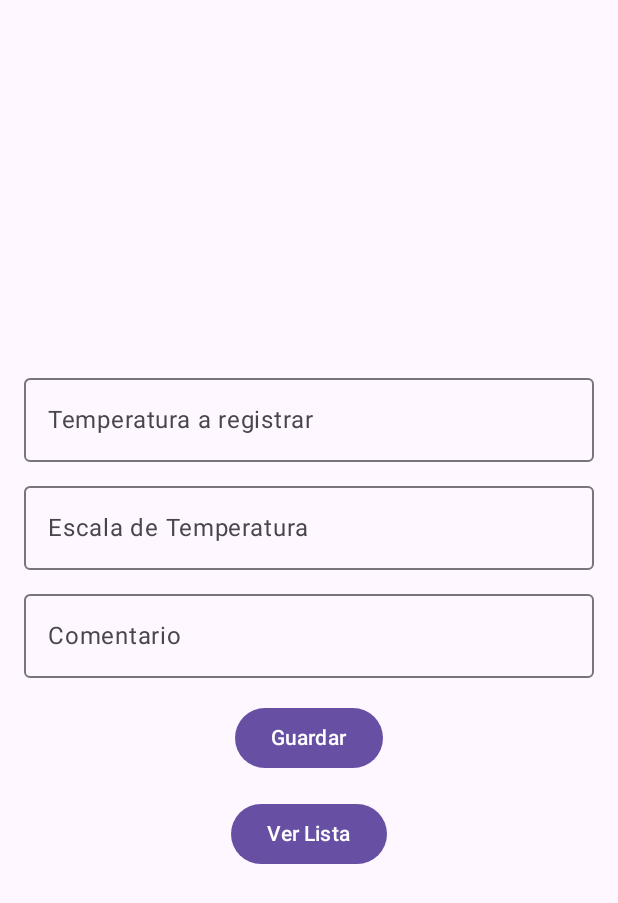
After one commit to limpker10/ProyectoFinalDANP, an Android app built with Jetpack Compose: the HomeScreen screen opened through its navigation route, on a phone screen of 412 x 824 dp. The commit adds this screen. Shown: the top 903 px of the screen. Run offline under Robolectric (Android 15) with nearby library versions, the phone set to English and light mode, and no system bars; our stand-ins replace Firebase (no records; nobody signed in at launch, a user with empty details on screens opened directly), livedata-compose.

Commit message:
finalizando integracion pagination al proyecto

```diff
--- a/app/src/main/java/com/unsa/edu/proyectofinaldanp/ui/navigation/login/LoginApplication.kt
+++ b/app/src/main/java/com/unsa/edu/proyectofinaldanp/ui/navigation/login/LoginApplication.kt
@@ -4,6 +4,10 @@ import androidx.compose.runtime.Composable
 import androidx.navigation.compose.NavHost
 import androidx.navigation.compose.composable
 import androidx.navigation.compose.rememberNavController
+import com.unsa.edu.proyectofinaldanp.ui.pagination.views.DataItemScreen
+import com.unsa.edu.proyectofinaldanp.ui.pagination.views.DataItemViewModel
+import com.unsa.edu.proyectofinaldanp.ui.pagination.views.HomeScreen
+import com.unsa.edu.proyectofinaldanp.ui.pagination.views.HomeViewModel
 import com.unsa.edu.proyectofinaldanp.ui.screens.login.LoginScreen
 import com.unsa.edu.proyectofinaldanp.ui.screens.login.LoginViewModel
 import com.unsa.edu.proyectofinaldanp.ui.screens.register.RegisterScreen
@@ -18,5 +22,8 @@ fun LoginApplication(){
         composable("login_page", content = { LoginScreen(LoginViewModel(), navController = navController) })
         composable("register_page", content = { RegisterScreen(RegisterViewModel(), navController = navController) })
         composable("reset_page", content = { ResetScreen(navController = navController) })
+        composable("Home_page", content = { HomeScreen(HomeViewModel(),navController = navController) })
+        composable("TempList", content = { DataItemScreen(DataItemViewModel())})
+
     })
 }
--- /dev/null
+++ b/app/src/main/java/com/unsa/edu/proyectofinaldanp/ui/pagination/views/HomeScreen.kt
@@ -0,0 +1,101 @@
+package com.unsa.edu.proyectofinaldanp.ui.pagination.views
+
+import android.widget.Toast
+import androidx.compose.foundation.layout.Arrangement
+import androidx.compose.foundation.layout.Column
+import androidx.compose.foundation.layout.fillMaxSize
+import androidx.compose.foundation.layout.fillMaxWidth
+import androidx.compose.foundation.layout.padding
+import androidx.compose.material3.Button
+import androidx.compose.material3.ExperimentalMaterial3Api
+import androidx.compose.material3.OutlinedTextField
+import androidx.compose.material3.Text
+import androidx.compose.runtime.Composable
+import androidx.compose.runtime.collectAsState
+import androidx.compose.runtime.getValue
+import androidx.compose.runtime.mutableStateOf
+import androidx.compose.runtime.remember
+import androidx.compose.runtime.setValue
+import androidx.compose.ui.Alignment
+import androidx.compose.ui.Modifier
+import androidx.compose.ui.platform.LocalContext
+import androidx.compose.ui.unit.dp
+import androidx.navigation.NavHostController
+
+@OptIn(ExperimentalMaterial3Api::class)
+@Composable
+fun HomeScreen(
+    homeViewModel: HomeViewModel,
+    navController: NavHostController
+){
+    val showToast by homeViewModel.showToast.collectAsState()
+    ToastOnBooleanChange(
+        showToast = showToast,
+        message = "¡Se agrego un nuevo Parametro!"
+    )
+
+    Column(
+        modifier = Modifier
+            .padding(16.dp)
+            .fillMaxSize(),
+        verticalArrangement = Arrangement.Center,
+        horizontalAlignment = Alignment.CenterHorizontally
+    ) {
+        var valor by remember { mutableStateOf("") }
+        var grado by remember { mutableStateOf("") }
+        var comentario by remember { mutableStateOf("") }
+
+        OutlinedTextField(
+            value = valor,
+            onValueChange = { valor = it },
+            label = { Text("Temperatura a registrar") },
+            modifier = Modifier
+                .fillMaxWidth()
+                .padding(bottom = 8.dp)
+        )
+
+        OutlinedTextField(
+            value = grado,
+            onValueChange = { grado = it },
+            label = { Text("Escala de Temperatura") },
+            modifier = Modifier
+                .fillMaxWidth()
+                .padding(bottom = 8.dp)
+        )
+
+        OutlinedTextField(
+            value = comentario,
+            onValueChange = { comentario = it },
+            label = { Text("Comentario") },
+            modifier = Modifier.fillMaxWidth()
+        )
+
+        Button(
+            onClick = {
+                homeViewModel.addItem(valor, grado,comentario)
+            },
+            modifier = Modifier.padding(top = 16.dp)
+        ) {
+            Text("Guardar")
+        }
+
+        Button(
+            onClick = {
+                navController.navigate("TempList")
+            },
+            modifier = Modifier.padding(top = 16.dp)
+        ) {
+            Text("Ver Lista")
+        }
+    }
+}
+
+@Composable
+fun ToastOnBooleanChange(
+    showToast: Boolean,
+    message: String
+) {
+    if (showToast) {
+        Toast.makeText(LocalContext.current, message, Toast.LENGTH_SHORT).show()
+    }
+}
--- /dev/null
+++ b/app/src/main/java/com/unsa/edu/proyectofinaldanp/ui/pagination/views/HomeViewModel.kt
@@ -0,0 +1,41 @@
+package com.unsa.edu.proyectofinaldanp.ui.pagination.views
+
+import com.unsa.edu.proyectofinaldanp.ui.pagination.models.ApiService
+import kotlinx.coroutines.CoroutineScope
+import kotlinx.coroutines.Dispatchers
+import kotlinx.coroutines.Job
+import kotlinx.coroutines.flow.MutableStateFlow
+import kotlinx.coroutines.flow.StateFlow
+import kotlinx.coroutines.flow.asStateFlow
+import kotlinx.coroutines.launch
+import kotlinx.coroutines.withContext
+
+class HomeViewModel {
+
+    private val _showToast = MutableStateFlow(false)
+    private val viewModelJob = Job()
+    private val viewModelScope = CoroutineScope(Dispatchers.Main + viewModelJob)
+    val showToast: StateFlow<Boolean> = _showToast.asStateFlow()
+    fun addItem(temperature: String, unit: String, comentario: String) {
+        viewModelScope.launch {
+            try {
+                withContext(Dispatchers.IO) {
+                    // Llamar a la función suspend
+                    addItemSuspend(temperature.toDouble(), unit, comentario)
+                }
+                // La llamada se realizó con éxito
+                triggerToast()
+
+            } catch (e: Exception) {
+                e.printStackTrace()
+                // Ocurrió un error durante la llamada
+            }
+        }
+    }
+    private suspend fun addItemSuspend(temperature: Double, unit: String, comentario:String){
+        ApiService.postLambdaFunction(temperature,unit,comentario)
+    }
+    fun triggerToast() {
+        _showToast.value = true
+    }
+}
--- a/app/src/main/java/com/unsa/edu/proyectofinaldanp/ui/screens/login/LoginScreen.kt
+++ b/app/src/main/java/com/unsa/edu/proyectofinaldanp/ui/screens/login/LoginScreen.kt
@@ -74,9 +74,7 @@ fun Login(modifier: Modifier, viewModel: LoginViewModel, navController: NavHostC
             Spacer(modifier = Modifier.padding(20.dp))
             LoginButton(loginEnable) {
                 coroutineScope.launch {
-                    if (viewModel.onLoginSelected(email,password)){
-                        navController.navigate("reset_page")
-                    }
+                    viewModel.onLoginSelected(email,password,navController)
                 }
             }
             Spacer(modifier = Modifier.padding(10.dp))
@@ -96,7 +94,7 @@ fun OthersAuth(modifier: Modifier, viewModel: LoginViewModel, navController: Nav
             val account = task.getResult(ApiException::class.java)
             val credential = GoogleAuthProvider.getCredential(account.idToken,null)
             viewModel.sigInWithGoogleCredenctial(credential){
-                navController.navigate("register_page")
+                navController.navigate("Home_page")
             }
         }catch (ex:Exception) {
             Log.d("loggin","googlesignin fallo")
--- /dev/null
+++ b/app/src/main/res/drawable/baseline_thermostat_24.xml
@@ -0,0 +1,5 @@
+<vector android:height="24dp" android:tint="#000000"
+    android:viewportHeight="24" android:viewportWidth="24"
+    android:width="24dp" xmlns:android="http://schemas.android.com/apk/res/android">
+    <path android:fillColor="@android:color/white" android:pathData="M15,13V5c0,-1.66 -1.34,-3 -3,-3S9,3.34 9,5v8c-1.21,0.91 -2,2.37 -2,4c0,2.76 2.24,5 5,5s5,-2.24 5,-5C17,15.37 16.21,13.91 15,13zM11,11V5c0,-0.55 0.45,-1 1,-1s1,0.45 1,1v1h-1v1h1v1v1h-1v1h1v1H11z"/>
+</vector>
```
Also changed, not shown: app/build.gradle (+10 -2 lines), app/src/main/java/com/unsa/edu/proyectofinaldanp/ui/pagination/DataItemPagingSource.kt (added, +35 -0 lines), app/src/main/java/com/unsa/edu/proyectofinaldanp/ui/pagination/models/ApiService.kt (added, +64 -0 lines), app/src/main/java/com/unsa/edu/proyectofinaldanp/ui/pagination/models/TempData.kt (added, +14 -0 lines), app/src/main/java/com/unsa/edu/proyectofinaldanp/ui/pagination/views/DataItemScreen.kt (added, +142 -0 lines), app/src/main/java/com/unsa/edu/proyectofinaldanp/ui/pagination/views/DataItemViewModel.kt (added, +19 -0 lines), app/src/main/java/com/unsa/edu/proyectofinaldanp/ui/screens/login/LoginViewModel.kt (+7 -5 lines).
